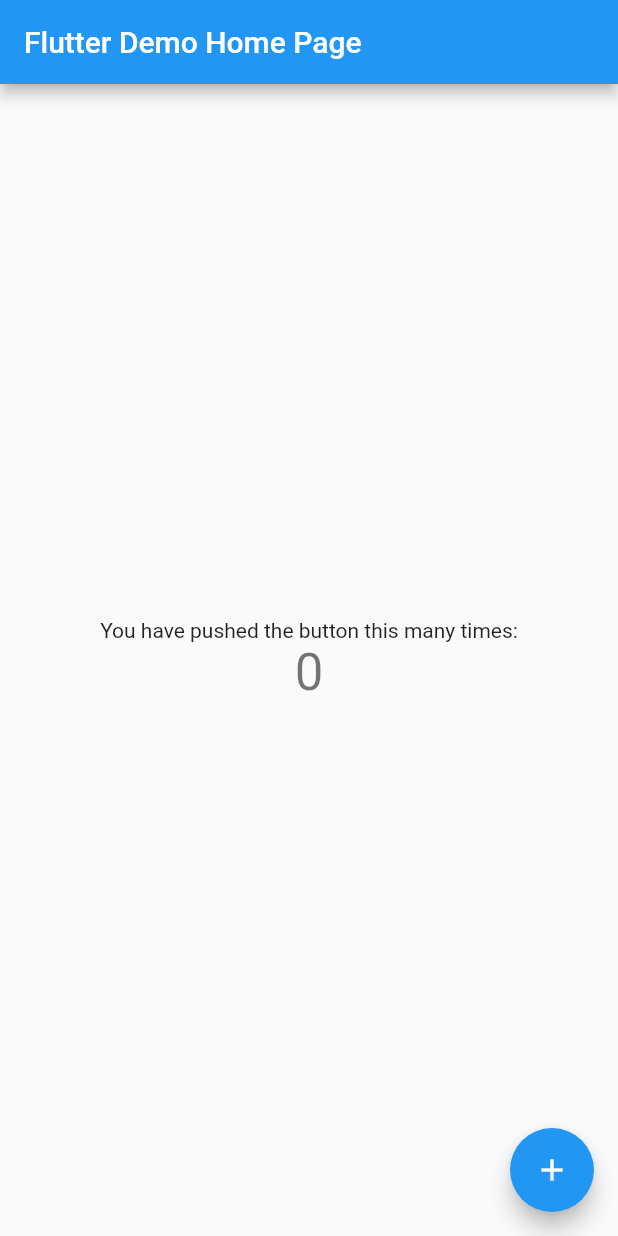
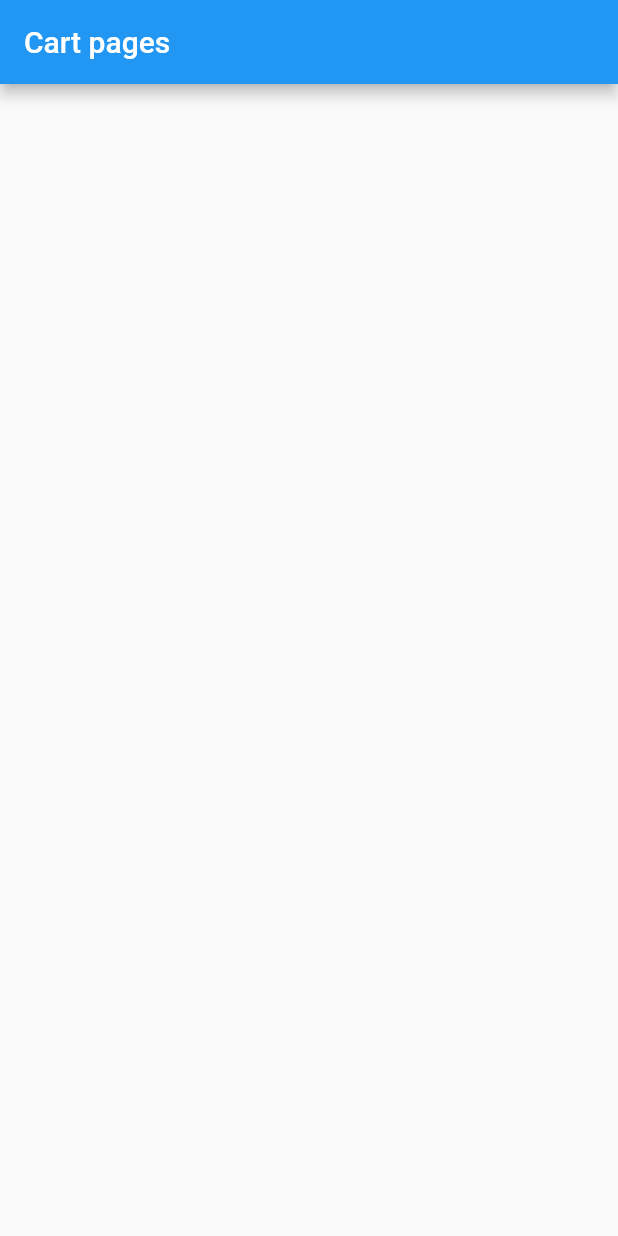
Before and after one commit to PrabeshPP/flutter_bloc, a Flutter app: the screen it shows after launch, on a phone screen of 412 x 824 dp. Run offline on Flutter 3.47's test engine with Material 2 defaults, Android fonts, the phone set to English and light mode, and no system bars.

```diff
--- /dev/null
+++ b/Assets/bloc.json
@@ -0,0 +1,12 @@
+{
+    "item":[
+        {
+            "name":"Samsung",
+            "price":"999"
+        },
+        {
+            "name":"Iphone",
+            "price":"1200"
+        }
+    ]
+}
--- /dev/null
+++ b/lib/cart.dart
@@ -0,0 +1,19 @@
+import 'package:flutter/material.dart';
+
+class CartPage extends StatelessWidget {
+  const CartPage({ Key? key }) : super(key: key);
+
+  @override
+  Widget build(BuildContext context) {
+    return Scaffold(
+      appBar: AppBar(
+        title: Text("Cart pages"),
+      ),
+      body: Container(
+
+        height: MediaQuery.of(context).size.height,
+        width: MediaQuery.of(context).size.width,
+      ),
+    );
+  }
+}
--- a/lib/main.dart
+++ b/lib/main.dart
@@ -1,113 +1,17 @@
 import 'package:flutter/material.dart';
+import 'package:flutter_bloc1/cart.dart';
 
 void main() {
   runApp(MyApp());
 }
 
 class MyApp extends StatelessWidget {
-  // This widget is the root of your application.
+  const MyApp({Key? key}) : super(key: key);
+
   @override
   Widget build(BuildContext context) {
     return MaterialApp(
-      title: 'Flutter Demo',
-      theme: ThemeData(
-        // This is the theme of your application.
-        //
-        // Try running your application with "flutter run". You'll see the
-        // application has a blue toolbar. Then, without quitting the app, try
-        // changing the primarySwatch below to Colors.green and then invoke
-        // "hot reload" (press "r" in the console where you ran "flutter run",
-        // or simply save your changes to "hot reload" in a Flutter IDE).
-        // Notice that the counter didn't reset back to zero; the application
-        // is not restarted.
-        primarySwatch: Colors.blue,
-      ),
-      home: MyHomePage(title: 'Flutter Demo Home Page'),
+      home: CartPage(),
     );
   }
 }
-
-class MyHomePage extends StatefulWidget {
-  MyHomePage({Key? key, required this.title}) : super(key: key);
-
-  // This widget is the home page of your application. It is stateful, meaning
-  // that it has a State object (defined below) that contains fields that affect
-  // how it looks.
-
-  // This class is the configuration for the state. It holds the values (in this
-  // case the title) provided by the parent (in this case the App widget) and
-  // used by the build method of the State. Fields in a Widget subclass are
-  // always marked "final".
-
-  final String title;
-
-  @override
-  _MyHomePageState createState() => _MyHomePageState();
-}
-
-class _MyHomePageState extends State<MyHomePage> {
-  int _counter = 0;
-
-  void _incrementCounter() {
-    setState(() {
-      // This call to setState tells the Flutter framework that something has
-      // changed in this State, which causes it to rerun the build method below
-      // so that the display can reflect the updated values. If we changed
-      // _counter without calling setState(), then the build method would not be
-      // called again, and so nothing would appear to happen.
-      _counter++;
-    });
-  }
-
-  @override
-  Widget build(BuildContext context) {
-    // This method is rerun every time setState is called, for instance as done
-    // by the _incrementCounter method above.
-    //
-    // The Flutter framework has been optimized to make rerunning build methods
-    // fast, so that you can just rebuild anything that needs updating rather
-    // than having to individually change instances of widgets.
-    return Scaffold(
-      appBar: AppBar(
-        // Here we take the value from the MyHomePage object that was created by
-        // the App.build method, and use it to set our appbar title.
-        title: Text(widget.title),
-      ),
-      body: Center(
-        // Center is a layout widget. It takes a single child and positions it
-        // in the middle of the parent.
-        child: Column(
-          // Column is also a layout widget. It takes a list of children and
-          // arranges them vertically. By default, it sizes itself to fit its
-          // children horizontally, and tries to be as tall as its parent.
-          //
-          // Invoke "debug painting" (press "p" in the console, choose the
-          // "Toggle Debug Paint" action from the Flutter Inspector in Android
-          // Studio, or the "Toggle Debug Paint" command in Visual Studio Code)
-          // to see the wireframe for each widget.
-          //
-          // Column has various properties to control how it sizes itself and
-          // how it positions its children. Here we use mainAxisAlignment to
-          // center the children vertically; the main axis here is the vertical
-          // axis because Columns are vertical (the cross axis would be
-          // horizontal).
-          mainAxisAlignment: MainAxisAlignment.center,
-          children: <Widget>[
-            Text(
-              'You have pushed the button this many times:',
-            ),
-            Text(
-              '$_counter',
-              style: Theme.of(context).textTheme.headline4,
-            ),
-          ],
-        ),
-      ),
-      floatingActionButton: FloatingActionButton(
-        onPressed: _incrementCounter,
-        tooltip: 'Increment',
-        child: Icon(Icons.add),
-      ), // This trailing comma makes auto-formatting nicer for build methods.
-    );
-  }
-}
--- a/pubspec.yaml
+++ b/pubspec.yaml
@@ -1,4 +1,4 @@
-name: flutter_bloc
+name: flutter_bloc1
 description: A new Flutter project.
 
 # The following line prevents the package from being accidentally published to
@@ -23,11 +23,13 @@ environment:
 dependencies:
   flutter:
     sdk: flutter
+  flutter_bloc: ^7.3.0
 
 
   # The following adds the Cupertino Icons font to your application.
   # Use with the CupertinoIcons class for iOS style icons.
   cupertino_icons: ^1.0.2
+
 
 dev_dependencies:
   flutter_test:
```
Also changed, not shown: pubspec.lock, 1 other file.
